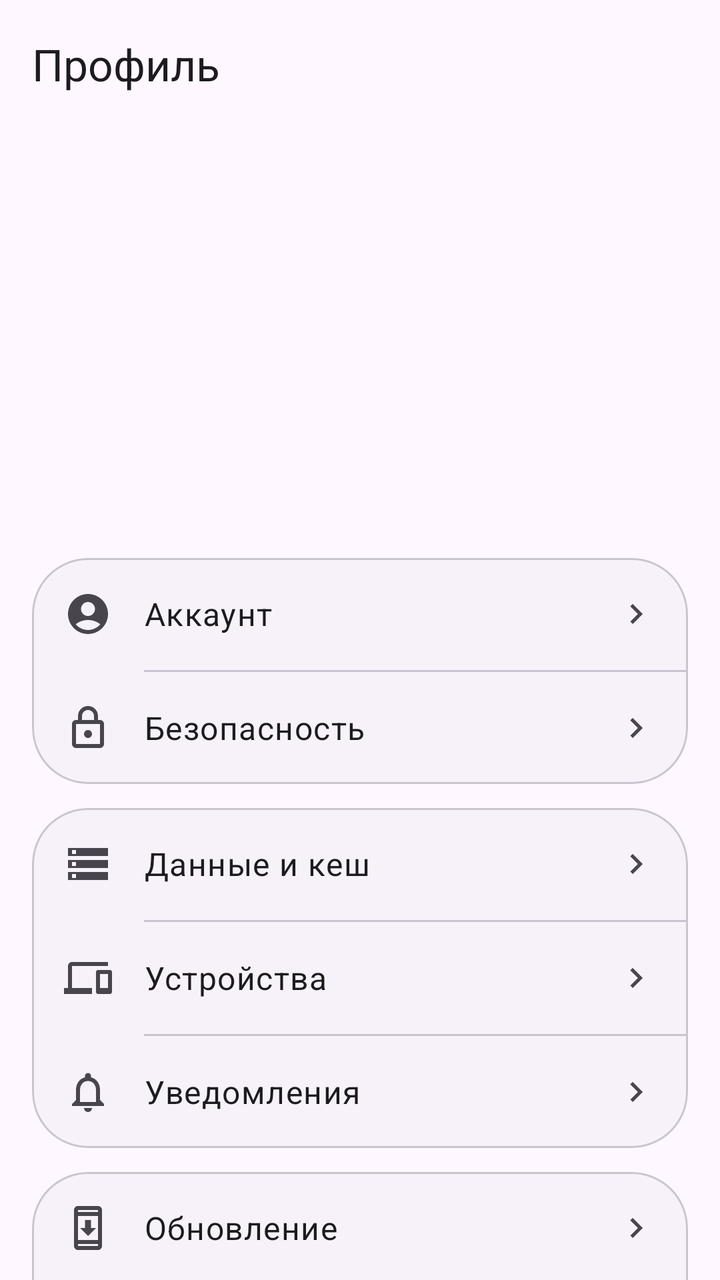
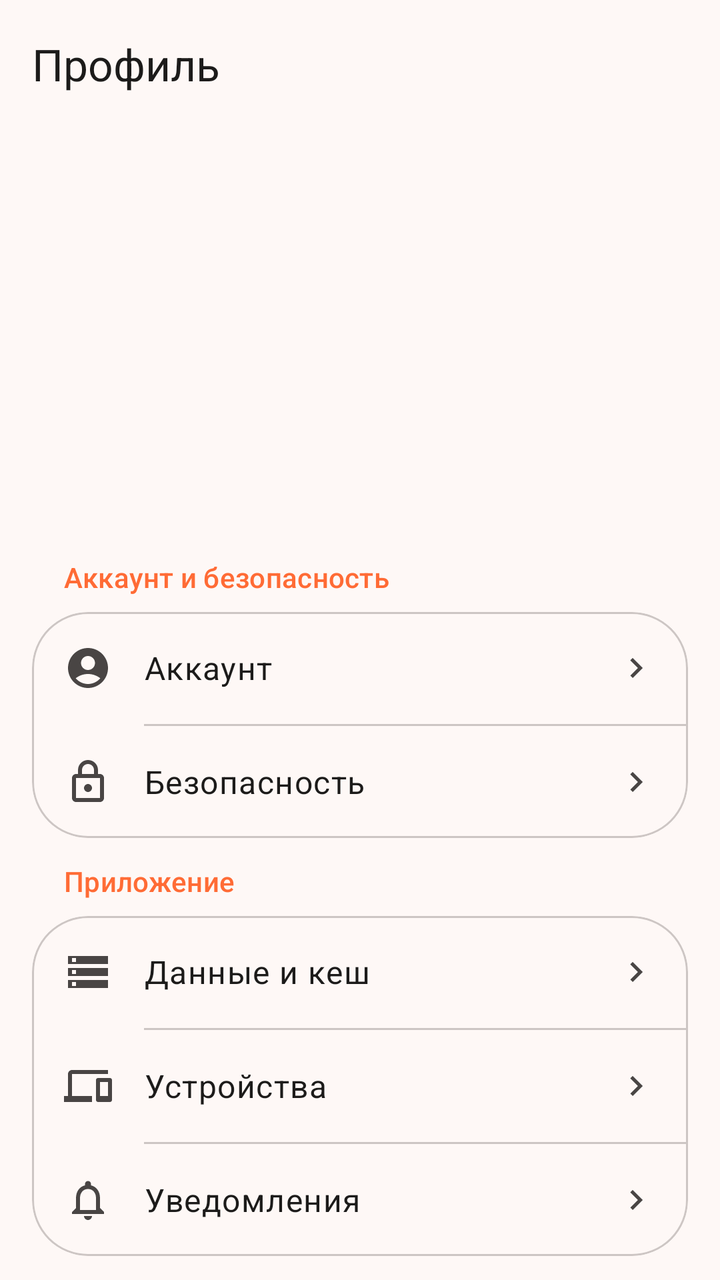

The first picture is an Android layout as it rendered before a commit; the second is the same layout after the commit. The layout source and the unified diff follow.
<!-- AndroidManifest.xml: application theme Theme.BarkfluffClientAndroid -->
<!-- res/layout/fragment_profile.xml -->
<?xml version="1.0" encoding="utf-8"?>
<androidx.constraintlayout.widget.ConstraintLayout xmlns:android="http://schemas.android.com/apk/res/android"
    xmlns:app="http://schemas.android.com/apk/res-auto"
    android:layout_width="match_parent"
    android:layout_height="match_parent"
    android:fitsSystemWindows="true">

    
    <com.google.android.material.appbar.AppBarLayout
        android:id="@+id/appBarLayout"
        android:layout_width="match_parent"
        android:layout_height="wrap_content"
        android:background="?attr/colorSurface"
        app:liftOnScroll="true"
        app:layout_constraintTop_toTopOf="parent">

        <com.google.android.material.appbar.MaterialToolbar
            android:id="@+id/toolbar"
            android:layout_width="match_parent"
            android:layout_height="?attr/actionBarSize"
            app:title="Профиль"
            app:titleTextAppearance="?attr/textAppearanceTitleLarge"
            app:titleTextColor="?attr/colorOnSurface" />

    </com.google.android.material.appbar.AppBarLayout>

    <androidx.core.widget.NestedScrollView
        android:layout_width="match_parent"
        android:layout_height="0dp"
        app:layout_constraintTop_toBottomOf="@id/appBarLayout"
        app:layout_constraintBottom_toBottomOf="parent">

        <LinearLayout
            android:layout_width="match_parent"
            android:layout_height="wrap_content"
            android:orientation="vertical"
            android:padding="16dp">

            
            <LinearLayout
                android:layout_width="match_parent"
                android:layout_height="wrap_content"
                android:gravity="center_horizontal"
                android:orientation="vertical">

                <FrameLayout
                    android:layout_width="96dp"
                    android:layout_height="96dp">

                    <com.google.android.material.imageview.ShapeableImageView
                        android:id="@+id/avatarImage"
                        android:layout_width="96dp"
                        android:layout_height="96dp"
                        android:scaleType="centerCrop"
                        android:visibility="gone"
                        app:shapeAppearanceOverlay="@style/ShapeAppearanceOverlay.App.CornerSize50Percent" />

                    <TextView
                        android:id="@+id/avatarPlaceholder"
                        android:layout_width="96dp"
                        android:layout_height="96dp"
                        android:gravity="center"
                        android:textColor="@android:color/white"
                        android:textSize="36sp"
                        android:textStyle="bold"
                        android:visibility="visible" />

                </FrameLayout>

                <TextView
                    android:id="@+id/textFullName"
                    android:layout_width="wrap_content"
                    android:layout_height="wrap_content"
                    android:layout_marginTop="16dp"
                    android:textAppearance="?attr/textAppearanceHeadlineMedium"
                    android:textColor="?attr/colorOnSurface" />

                <TextView
                    android:id="@+id/textUsername"
                    android:layout_width="wrap_content"
                    android:layout_height="wrap_content"
                    android:layout_marginTop="4dp"
                    android:textAppearance="?attr/textAppearanceBodyLarge"
                    android:textColor="?attr/colorOnSurfaceVariant" />

            </LinearLayout>

            <android.widget.Space
                android:layout_width="match_parent"
                android:layout_height="24dp" />

            
            <com.google.android.material.card.MaterialCardView
                android:layout_width="match_parent"
                android:layout_height="wrap_content"
                app:cardBackgroundColor="?attr/colorSurfaceContainerLow"
                app:cardCornerRadius="28dp"
                app:cardElevation="0dp"
                app:strokeColor="?attr/colorOutlineVariant"
                app:strokeWidth="1dp">

                <LinearLayout
                    android:layout_width="match_parent"
                    android:layout_height="wrap_content"
                    android:orientation="vertical">

                    
                    <LinearLayout
                        android:id="@+id/itemAccount"
                        android:layout_width="match_parent"
                        android:layout_height="56dp"
                        android:background="?attr/selectableItemBackground"
                        android:gravity="center_vertical"
                        android:orientation="horizontal"
                        android:paddingHorizontal="16dp">

                        <ImageView
                            android:layout_width="24dp"
                            android:layout_height="24dp"
                            android:importantForAccessibility="no"
                            android:src="@drawable/ic_account"
                            app:tint="?attr/colorOnSurfaceVariant" />

                        <TextView
                            android:layout_width="0dp"
                            android:layout_height="wrap_content"
                            android:layout_marginStart="16dp"
                            android:layout_weight="1"
                            android:text="Аккаунт"
                            android:textAppearance="?attr/textAppearanceBodyLarge"
                            android:textColor="?attr/colorOnSurface" />

                        <ImageView
                            android:layout_width="20dp"
                            android:layout_height="20dp"
                            android:importantForAccessibility="no"
                            android:src="@drawable/ic_chevron_right" />

                    </LinearLayout>

                    <com.google.android.material.divider.MaterialDivider
                        android:layout_width="match_parent"
                        android:layout_height="wrap_content"
                        android:layout_marginStart="56dp" />

                    
                    <LinearLayout
                        android:id="@+id/itemSecurity"
                        android:layout_width="match_parent"
                        android:layout_height="56dp"
                        android:background="?attr/selectableItemBackground"
                        android:gravity="center_vertical"
                        android:orientation="horizontal"
                        android:paddingHorizontal="16dp">

                        <ImageView
                            android:layout_width="24dp"
                            android:layout_height="24dp"
                            android:importantForAccessibility="no"
                            android:src="@drawable/ic_security"
                            app:tint="?attr/colorOnSurfaceVariant" />

                        <TextView
                            android:layout_width="0dp"
                            android:layout_height="wrap_content"
                            android:layout_marginStart="16dp"
                            android:layout_weight="1"
                            android:text="Безопасность"
                            android:textAppearance="?attr/textAppearanceBodyLarge"
                            android:textColor="?attr/colorOnSurface" />

                        <ImageView
                            android:layout_width="20dp"
                            android:layout_height="20dp"
                            android:importantForAccessibility="no"
                            android:src="@drawable/ic_chevron_right" />

                    </LinearLayout>

                </LinearLayout>

            </com.google.android.material.card.MaterialCardView>

            <android.widget.Space
                android:layout_width="match_parent"
                android:layout_height="12dp" />

            
            <com.google.android.material.card.MaterialCardView
                android:layout_width="match_parent"
                android:layout_height="wrap_content"
                app:cardBackgroundColor="?attr/colorSurfaceContainerLow"
                app:cardCornerRadius="28dp"
                app:cardElevation="0dp"
                app:strokeColor="?attr/colorOutlineVariant"
                app:strokeWidth="1dp">

                <LinearLayout
                    android:layout_width="match_parent"
                    android:layout_height="wrap_content"
                    android:orientation="vertical">

                    
                    <LinearLayout
                        android:id="@+id/itemStorage"
                        android:layout_width="match_parent"
                        android:layout_height="56dp"
                        android:background="?attr/selectableItemBackground"
                        android:gravity="center_vertical"
                        android:orientation="horizontal"
                        android:paddingHorizontal="16dp">

                        <ImageView
                            android:layout_width="24dp"
                            android:layout_height="24dp"
                            android:importantForAccessibility="no"
                            android:src="@drawable/ic_storage"
                            app:tint="?attr/colorOnSurfaceVariant" />

                        <TextView
                            android:layout_width="0dp"
                            android:layout_height="wrap_content"
                            android:layout_marginStart="16dp"
                            android:layout_weight="1"
                            android:text="Данные и кеш"
                            android:textAppearance="?attr/textAppearanceBodyLarge"
                            android:textColor="?attr/colorOnSurface" />

                        <ImageView
                            android:layout_width="20dp"
                            android:layout_height="20dp"
                            android:importantForAccessibility="no"
                            android:src="@drawable/ic_chevron_right" />

                    </LinearLayout>

                    <com.google.android.material.divider.MaterialDivider
                        android:layout_width="match_parent"
                        android:layout_height="wrap_content"
                        android:layout_marginStart="56dp" />

                    
                    <LinearLayout
                        android:id="@+id/itemDevices"
                        android:layout_width="match_parent"
                        android:layout_height="56dp"
                        android:background="?attr/selectableItemBackground"
                        android:gravity="center_vertical"
                        android:orientation="horizontal"
                        android:paddingHorizontal="16dp">

                        <ImageView
                            android:layout_width="24dp"
                            android:layout_height="24dp"
                            android:importantForAccessibility="no"
                            android:src="@drawable/ic_devices"
                            app:tint="?attr/colorOnSurfaceVariant" />

                        <TextView
                            android:layout_width="0dp"
                            android:layout_height="wrap_content"
                            android:layout_marginStart="16dp"
                            android:layout_weight="1"
                            android:text="Устройства"
                            android:textAppearance="?attr/textAppearanceBodyLarge"
                            android:textColor="?attr/colorOnSurface" />

                        <ImageView
                            android:layout_width="20dp"
                            android:layout_height="20dp"
                            android:importantForAccessibility="no"
                            android:src="@drawable/ic_chevron_right" />

                    </LinearLayout>

                    <com.google.android.material.divider.MaterialDivider
                        android:layout_width="match_parent"
                        android:layout_height="wrap_content"
                        android:layout_marginStart="56dp" />

                    
                    <LinearLayout
                        android:id="@+id/itemNotifications"
                        android:layout_width="match_parent"
                        android:layout_height="56dp"
                        android:background="?attr/selectableItemBackground"
                        android:gravity="center_vertical"
                        android:orientation="horizontal"
                        android:paddingHorizontal="16dp">

                        <ImageView
                            android:layout_width="24dp"
                            android:layout_height="24dp"
                            android:importantForAccessibility="no"
                            android:src="@drawable/ic_notifications"
                            app:tint="?attr/colorOnSurfaceVariant" />

                        <TextView
                            android:layout_width="0dp"
                            android:layout_height="wrap_content"
                            android:layout_marginStart="16dp"
                            android:layout_weight="1"
                            android:text="Уведомления"
                            android:textAppearance="?attr/textAppearanceBodyLarge"
                            android:textColor="?attr/colorOnSurface" />

                        <ImageView
                            android:layout_width="20dp"
                            android:layout_height="20dp"
                            android:importantForAccessibility="no"
                            android:src="@drawable/ic_chevron_right" />

                    </LinearLayout>

                </LinearLayout>

            </com.google.android.material.card.MaterialCardView>

            <android.widget.Space
                android:layout_width="match_parent"
                android:layout_height="12dp" />

            
            <com.google.android.material.card.MaterialCardView
                android:layout_width="match_parent"
                android:layout_height="wrap_content"
                app:cardBackgroundColor="?attr/colorSurfaceContainerLow"
                app:cardCornerRadius="28dp"
                app:cardElevation="0dp"
                app:strokeColor="?attr/colorOutlineVariant"
                app:strokeWidth="1dp">

                <LinearLayout
                    android:layout_width="match_parent"
                    android:layout_height="wrap_content"
                    android:orientation="vertical">

                    
                    <LinearLayout
                        android:id="@+id/itemUpdate"
                        android:layout_width="match_parent"
                        android:layout_height="56dp"
                        android:background="?attr/selectableItemBackground"
                        android:gravity="center_vertical"
                        android:orientation="horizontal"
                        android:paddingHorizontal="16dp">

                        <ImageView
                            android:layout_width="24dp"
                            android:layout_height="24dp"
                            android:importantForAccessibility="no"
                            android:src="@drawable/ic_system_update"
                            app:tint="?attr/colorOnSurfaceVariant" />

                        <TextView
                            android:layout_width="0dp"
                            android:layout_height="wrap_content"
                            android:layout_marginStart="16dp"
                            android:layout_weight="1"
                            android:text="Обновление"
                            android:textAppearance="?attr/textAppearanceBodyLarge"
                            android:textColor="?attr/colorOnSurface" />

                        <View
                            android:id="@+id/badgeUpdate"
                            android:layout_width="10dp"
                            android:layout_height="10dp"
                            android:layout_marginEnd="8dp"
                            android:background="@drawable/badge_update_dot"
                            android:visibility="gone" />

                        <ImageView
                            android:layout_width="20dp"
                            android:layout_height="20dp"
                            android:importantForAccessibility="no"
                            android:src="@drawable/ic_chevron_right" />

                    </LinearLayout>

                    <com.google.android.material.divider.MaterialDivider
                        android:layout_width="match_parent"
                        android:layout_height="wrap_content"
                        android:layout_marginStart="56dp" />

                    
                    <LinearLayout
                        android:id="@+id/itemAbout"
                        android:layout_width="match_parent"
                        android:layout_height="56dp"
                        android:background="?attr/selectableItemBackground"
                        android:gravity="center_vertical"
                        android:orientation="horizontal"
                        android:paddingHorizontal="16dp">

                        <ImageView
                            android:layout_width="24dp"
                            android:layout_height="24dp"
                            android:importantForAccessibility="no"
                            android:src="@drawable/ic_about"
                            app:tint="?attr/colorOnSurfaceVariant" />

                        <TextView
                            android:layout_width="0dp"
                            android:layout_height="wrap_content"
                            android:layout_marginStart="16dp"
                            android:layout_weight="1"
                            android:text="О приложении"
                            android:textAppearance="?attr/textAppearanceBodyLarge"
                            android:textColor="?attr/colorOnSurface" />

                        <ImageView
                            android:layout_width="20dp"
                            android:layout_height="20dp"
                            android:importantForAccessibility="no"
                            android:src="@drawable/ic_chevron_right" />

                    </LinearLayout>

                </LinearLayout>

            </com.google.android.material.card.MaterialCardView>

        </LinearLayout>

    </androidx.core.widget.NestedScrollView>

</androidx.constraintlayout.widget.ConstraintLayout>
<!-- resources referenced by this layout -->
<resources>
  <style name="Base.Theme.BarkfluffClientAndroid" parent="Theme.Material3.DayNight.NoActionBar">
          
          <item name="android:windowLayoutInDisplayCutoutMode" tools:targetApi="p">shortEdges</item>
          <item name="android:statusBarColor">@android:color/transparent</item>
          <item name="android:navigationBarColor">@android:color/transparent</item>
          <item name="android:windowBackground">?android:attr/colorBackground</item>
  
          
          <item name="shapeAppearanceSmallComponent">@style/ShapeAppearance.Material3.SmallComponent</item>
          <item name="shapeAppearanceMediumComponent">@style/ShapeAppearance.Material3.MediumComponent</item>
          <item name="shapeAppearanceLargeComponent">@style/ShapeAppearance.Material3.LargeComponent</item>
  
          
          <item name="textAppearanceDisplayLarge">@style/TextAppearance.Material3.DisplayLarge</item>
          <item name="textAppearanceHeadlineLarge">@style/TextAppearance.Material3.HeadlineLarge</item>
          <item name="textAppearanceTitleLarge">@style/TextAppearance.Material3.TitleLarge</item>
      </style>
  <!-- unchanged entries left out for length: 11 -->
</resources>

<!-- the commit's change to res/layout/fragment_profile.xml (unified diff, before → after) -->
@@ -90,6 +90,16 @@
                 android:layout_height="24dp" />
 
             
+            <TextView
+                android:layout_width="wrap_content"
+                android:layout_height="wrap_content"
+                android:layout_marginStart="16dp"
+                android:layout_marginBottom="8dp"
+                android:text="Аккаунт и безопасность"
+                android:textAppearance="?attr/textAppearanceLabelLarge"
+                android:textColor="?attr/colorPrimary" />
+
+            
             <com.google.android.material.card.MaterialCardView
                 android:layout_width="match_parent"
                 android:layout_height="wrap_content"
@@ -186,6 +196,16 @@
                 android:layout_height="12dp" />
 
             
+            <TextView
+                android:layout_width="wrap_content"
+                android:layout_height="wrap_content"
+                android:layout_marginStart="16dp"
+                android:layout_marginBottom="8dp"
+                android:text="Приложение"
+                android:textAppearance="?attr/textAppearanceLabelLarge"
+                android:textColor="?attr/colorPrimary" />
+
+            
             <com.google.android.material.card.MaterialCardView
                 android:layout_width="match_parent"
                 android:layout_height="wrap_content"
@@ -319,6 +339,16 @@
             <android.widget.Space
                 android:layout_width="match_parent"
                 android:layout_height="12dp" />
+
+            
+            <TextView
+                android:layout_width="wrap_content"
+                android:layout_height="wrap_content"
+                android:layout_marginStart="16dp"
+                android:layout_marginBottom="8dp"
+                android:text="Другое"
+                android:textAppearance="?attr/textAppearanceLabelLarge"
+                android:textColor="?attr/colorPrimary" />
 
             
             <com.google.android.material.card.MaterialCardView
@@ -420,6 +450,36 @@
 
             </com.google.android.material.card.MaterialCardView>
 
+            <android.widget.Space
+                android:layout_width="match_parent"
+                android:layout_height="24dp" />
+
+            
+            <com.google.android.material.button.MaterialButton
+                android:id="@+id/buttonLogout"
+                style="@style/Widget.Material3.Button.TonalButton"
+                android:layout_width="match_parent"
+                android:layout_height="56dp"
+                android:text="Выйти из аккаунта"
+                android:textAllCaps="false"
+                android:textColor="?attr/colorError"
+                app:backgroundTint="?attr/colorErrorContainer"
+                app:cornerRadius="28dp"
+                app:icon="@drawable/ic_logout"
+                app:iconGravity="textStart"
+                app:iconTint="?attr/colorError" />
+
+            
+            <TextView
+                android:id="@+id/textAppVersion"
+                android:layout_width="wrap_content"
+                android:layout_height="wrap_content"
+                android:layout_gravity="center_horizontal"
+                android:layout_marginTop="24dp"
+                android:layout_marginBottom="16dp"
+                android:textAppearance="?attr/textAppearanceLabelSmall"
+                android:textColor="?attr/colorOnSurfaceVariant" />
+
         </LinearLayout>
 
     </androidx.core.widget.NestedScrollView>
<!-- resource entries referenced after the edit -->
@@ -1,11 +1,63 @@
 <!-- resources referenced by this layout -->
 <resources>
+  <!-- drawable ic_logout (drawable) -->
+  <?xml version="1.0" encoding="utf-8"?>
+  <vector xmlns:android="http://schemas.android.com/apk/res/android"
+      android:width="24dp"
+      android:height="24dp"
+      android:viewportWidth="24"
+      android:viewportHeight="24">
+      <path
+          android:fillColor="?attr/colorOnSurface"
+          android:pathData="M17,7l-1.41,1.41L18.17,11H8v2h10.17l-2.58,2.58L17,17l5,-5zM4,5h8V3H4c-1.1,0 -2,0.9 -2,2v14c0,1.1 0.9,2 2,2h8v-2H4V5z"/>
+  </vector>
   <style name="Base.Theme.BarkfluffClientAndroid" parent="Theme.Material3.DayNight.NoActionBar">
           
           <item name="android:windowLayoutInDisplayCutoutMode" tools:targetApi="p">shortEdges</item>
           <item name="android:statusBarColor">@android:color/transparent</item>
           <item name="android:navigationBarColor">@android:color/transparent</item>
           <item name="android:windowBackground">?android:attr/colorBackground</item>
+  
+          
+          <item name="colorPrimary">@color/primary</item>
+          <item name="colorOnPrimary">@color/on_primary</item>
+          <item name="colorPrimaryContainer">@color/primary_container</item>
+          <item name="colorOnPrimaryContainer">@color/on_primary_container</item>
+  
+          <item name="colorSecondary">@color/secondary</item>
+          <item name="colorOnSecondary">@color/on_secondary</item>
+          <item name="colorSecondaryContainer">@color/secondary_container</item>
+          <item name="colorOnSecondaryContainer">@color/on_secondary_container</item>
+  
+          <item name="colorTertiary">@color/tertiary</item>
+          <item name="colorOnTertiary">@color/on_tertiary</item>
+          <item name="colorTertiaryContainer">@color/tertiary_container</item>
+          <item name="colorOnTertiaryContainer">@color/on_tertiary_container</item>
+  
+          <item name="colorError">@color/error</item>
+          <item name="colorOnError">@color/on_error</item>
+          <item name="colorErrorContainer">@color/error_container</item>
+          <item name="colorOnErrorContainer">@color/on_error_container</item>
+  
+          <item name="colorSurface">@color/surface</item>
+          <item name="colorOnSurface">@color/on_surface</item>
+          <item name="colorOnSurfaceVariant">@color/on_surface_variant</item>
+  
+          <item name="colorSurfaceContainerLowest">@color/surface_container_lowest</item>
+          <item name="colorSurfaceContainerLow">@color/surface_container_low</item>
+          <item name="colorSurfaceContainer">@color/surface_container</item>
+          <item name="colorSurfaceContainerHigh">@color/surface_container_high</item>
+          <item name="colorSurfaceContainerHighest">@color/surface_container_highest</item>
+  
+          <item name="colorOutline">@color/outline</item>
+          <item name="colorOutlineVariant">@color/outline_variant</item>
+  
+          <item name="android:colorBackground">@color/background</item>
+          <item name="colorOnBackground">@color/on_background</item>
+  
+          <item name="colorSurfaceInverse">@color/inverse_surface</item>
+          <item name="colorOnSurfaceInverse">@color/inverse_on_surface</item>
+          <item name="colorPrimaryInverse">@color/inverse_primary</item>
   
           
           <item name="shapeAppearanceSmallComponent">@style/ShapeAppearance.Material3.SmallComponent</item>
@@ -17,6 +69,37 @@
           <item name="textAppearanceHeadlineLarge">@style/TextAppearance.Material3.HeadlineLarge</item>
           <item name="textAppearanceTitleLarge">@style/TextAppearance.Material3.TitleLarge</item>
       </style>
+  <color name="primary">#FF6B35</color>
+  <color name="on_primary">#FFFFFF</color>
+  <color name="primary_container">#FFDAD0</color>
+  <color name="on_primary_container">#4A2000</color>
+  <color name="secondary">#2196F3</color>
+  <color name="on_secondary">#FFFFFF</color>
+  <color name="secondary_container">#D0E4FF</color>
+  <color name="on_secondary_container">#001F3A</color>
+  <color name="tertiary">#03DAC6</color>
+  <color name="on_tertiary">#000000</color>
+  <color name="tertiary_container">#00E5D2</color>
+  <color name="on_tertiary_container">#00202A</color>
+  <color name="error">#BA1A1A</color>
+  <color name="on_error">#FFFFFF</color>
+  <color name="error_container">#FFDAD6</color>
+  <color name="on_error_container">#410002</color>
+  <color name="surface">#FEF8F6</color>
+  <color name="on_surface">#1C1B1A</color>
+  <color name="on_surface_variant">#494544</color>
+  <color name="surface_container_lowest">#FFFFFF</color>
+  <color name="surface_container_low">#FEF8F6</color>
+  <color name="surface_container">#F0F0F0</color>
+  <color name="surface_container_high">#E8E8E8</color>
+  <color name="surface_container_highest">#E2E2E2</color>
+  <color name="outline">#7C7775</color>
+  <color name="outline_variant">#CDC6C4</color>
+  <color name="background">#FEF8F6</color>
+  <color name="on_background">#1C1B1A</color>
+  <color name="inverse_surface">#31302E</color>
+  <color name="inverse_on_surface">#F5F0EE</color>
+  <color name="inverse_primary">#FFB5A0</color>
   <!-- unchanged entries left out for length: 11 -->
 </resources>
 
